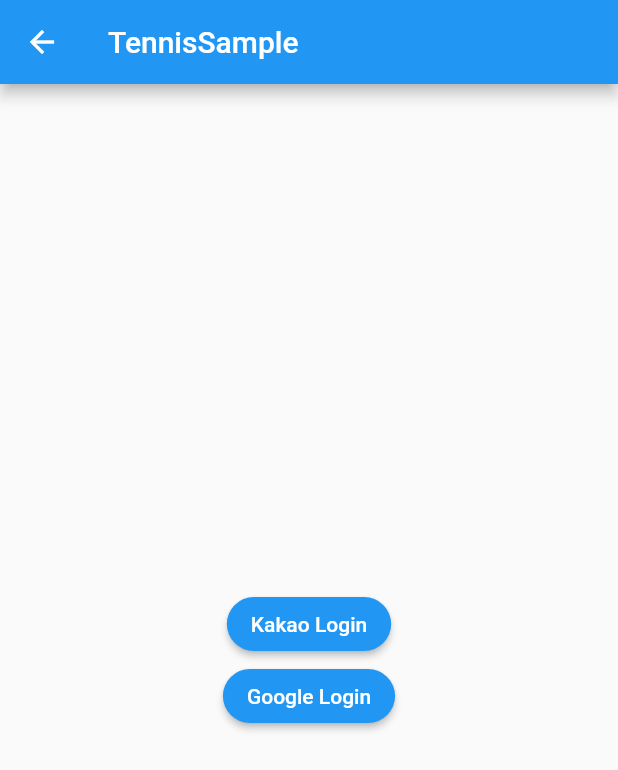
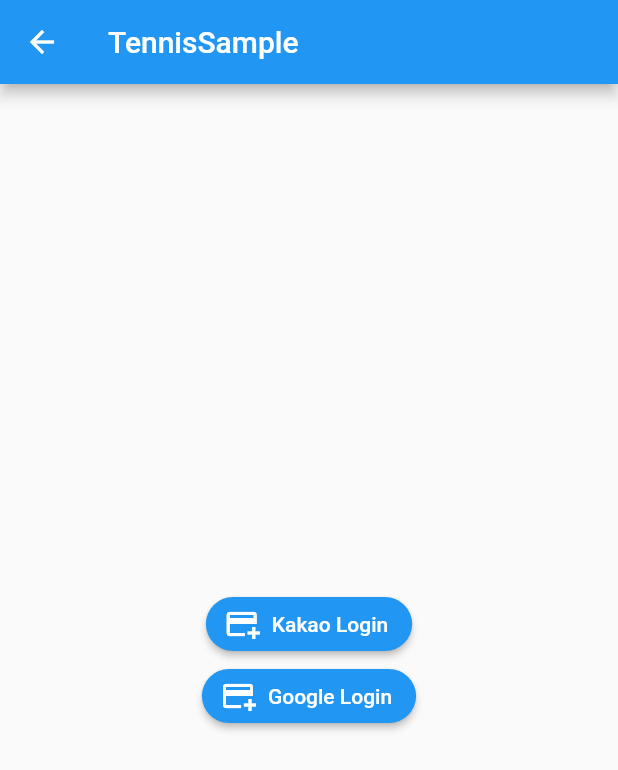
Before and after one commit to jh0123401234/tennis_start, a Flutter app: the LoginScreen screen opened directly, on a phone screen of 412 x 824 dp. Shown: the top 770 px of the screen. Run offline on Flutter 3.47's test engine with Material 2 defaults, Android fonts, the phone set to English and light mode, and no system bars.

Commit message:
로그인 버튼에 icon 추가

```diff
--- a/lib/ui/login_screen.dart
+++ b/lib/ui/login_screen.dart
@@ -18,14 +18,16 @@ class _LoginScreenState extends State<LoginScreen> {
           mainAxisAlignment: MainAxisAlignment.center,
           crossAxisAlignment: CrossAxisAlignment.center,
           children: [
-            ElevatedButton(
+            ElevatedButton.icon(
                 onPressed: () {},
+                icon: const Icon(Icons.add_card),
                 style: ElevatedButton.styleFrom(shape: const StadiumBorder()),
-                child: const Text("Kakao Login")),
-            ElevatedButton(
+                label: const Text("Kakao Login")),
+            ElevatedButton.icon(
                 onPressed: () {},
+                icon: const Icon(Icons.add_card),
                 style: ElevatedButton.styleFrom(shape: const StadiumBorder()),
-                child: const Text("Google Login"))
+                label: const Text("Google Login")),
           ],
         )));
   }
```
